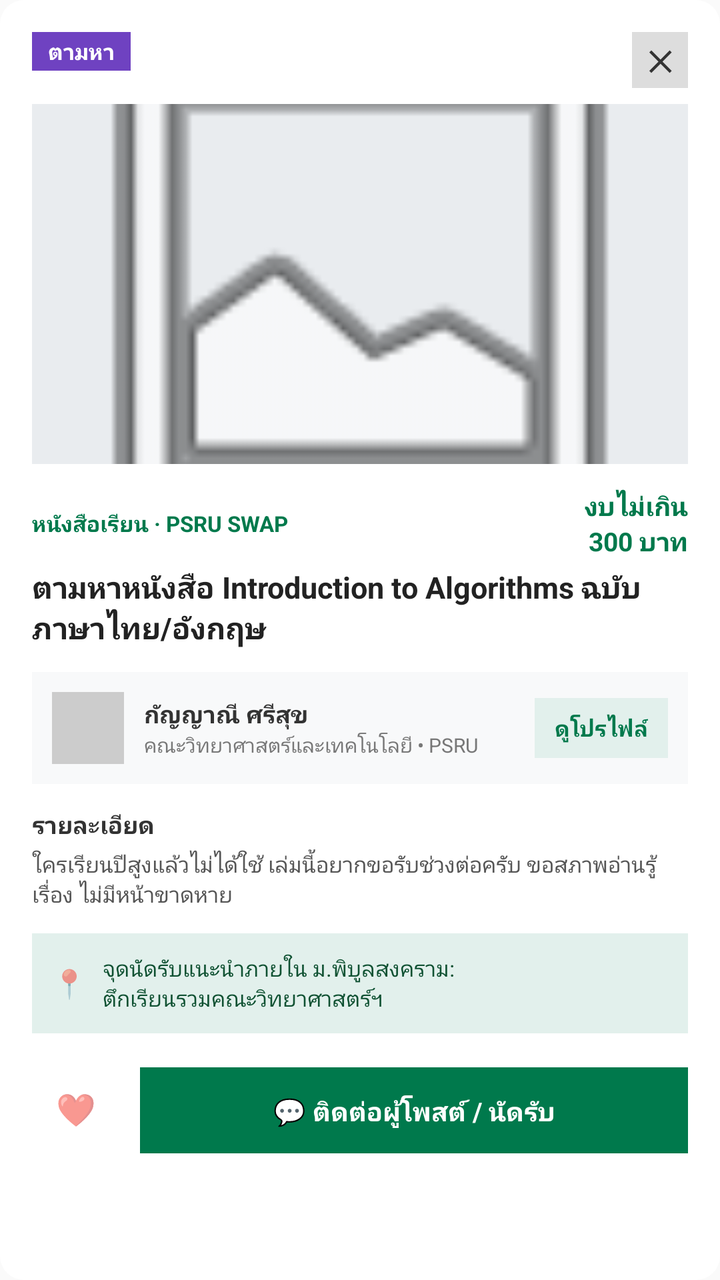
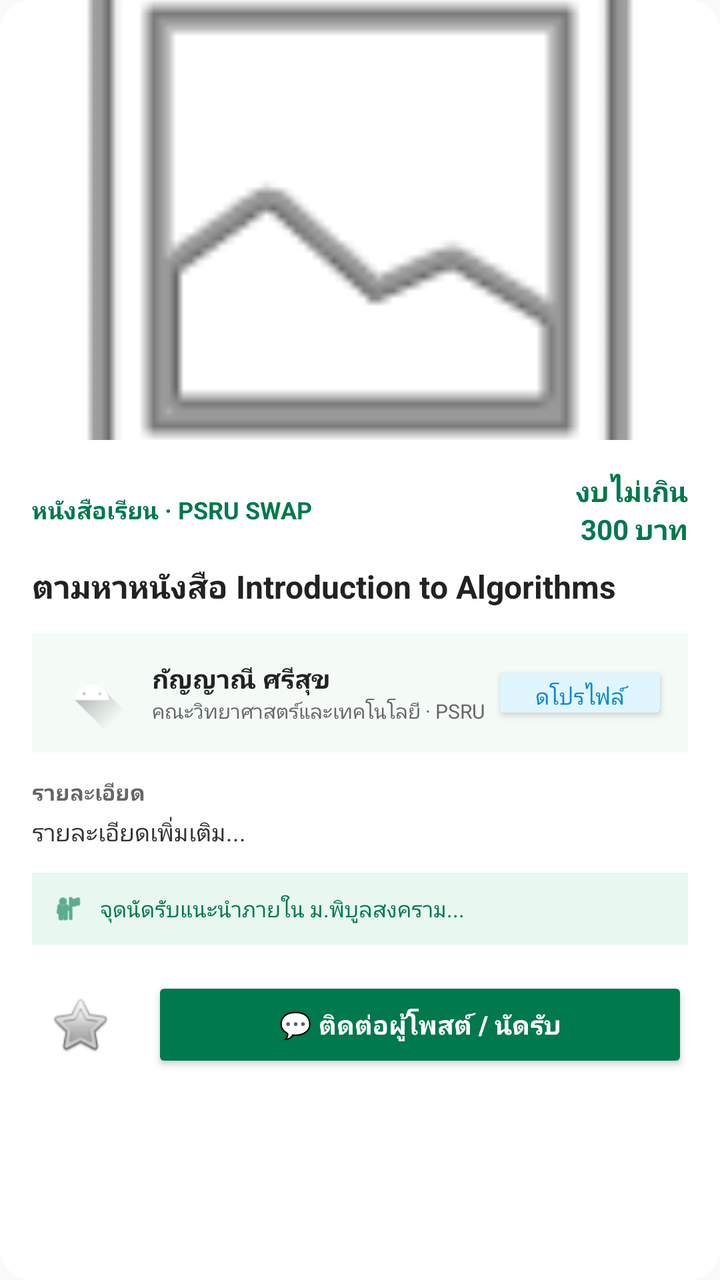

The first picture is an Android layout as it rendered before a commit; the second is the same layout after the commit. The layout source and the unified diff follow.
<!-- AndroidManifest.xml: application theme Theme.AppCompat.Light.NoActionBar -->
<!-- res/layout/dialog_wanted_detail.xml -->
<?xml version="1.0" encoding="utf-8"?>
<LinearLayout xmlns:android="http://schemas.android.com/apk/res/android"
    android:layout_width="match_parent"
    android:layout_height="wrap_content"
    android:layout_marginHorizontal="16dp"
    android:background="@drawable/bg_rounded_card"
    android:orientation="vertical"
    android:padding="16dp">

    
    <RelativeLayout
        android:layout_width="match_parent"
        android:layout_height="wrap_content"
        android:layout_marginBottom="8dp">

        <TextView
            android:layout_width="wrap_content"
            android:layout_height="wrap_content"
            android:background="#6f42c1"
            android:paddingHorizontal="8dp"
            android:paddingVertical="2dp"
            android:text="ตามหา"
            android:textColor="#FFFFFF"
            android:textSize="11sp"
            android:textStyle="bold" />

        <TextView
            android:id="@+id/btnClose"
            android:layout_width="28dp"
            android:layout_height="28dp"
            android:layout_alignParentEnd="true"
            android:background="#DDDDDD"
            android:gravity="center"
            android:text="✕"
            android:textColor="#333333"
            android:textSize="14sp"
            android:textStyle="bold" />
    </RelativeLayout>

    
    <ImageView
        android:layout_width="match_parent"
        android:layout_height="180dp"
        android:layout_marginBottom="12dp"
        android:background="#E9ECEF"
        android:scaleType="centerCrop"
        android:src="@android:drawable/ic_menu_gallery" />

    
    <LinearLayout
        android:layout_width="match_parent"
        android:layout_height="wrap_content"
        android:layout_marginBottom="4dp"
        android:orientation="horizontal"
        android:gravity="center_vertical">

        <TextView
            android:layout_width="0dp"
            android:layout_height="wrap_content"
            android:layout_weight="1"
            android:text="หนังสือเรียน · PSRU SWAP"
            android:textColor="#00794C"
            android:textSize="11sp"
            android:textStyle="bold" />

        <TextView
            android:layout_width="wrap_content"
            android:layout_height="wrap_content"
            android:text="งบไม่เกิน\n300 บาท"
            android:textColor="#00794C"
            android:textSize="13sp"
            android:textStyle="bold"
            android:gravity="end" />
    </LinearLayout>

    
    <TextView
        android:layout_width="match_parent"
        android:layout_height="wrap_content"
        android:layout_marginBottom="12dp"
        android:text="ตามหาหนังสือ Introduction to Algorithms ฉบับภาษาไทย/อังกฤษ"
        android:textColor="#222222"
        android:textSize="15sp"
        android:textStyle="bold" />

    
    <LinearLayout
        android:layout_width="match_parent"
        android:layout_height="wrap_content"
        android:layout_marginBottom="12dp"
        android:background="#F8F9FA"
        android:gravity="center_vertical"
        android:padding="10dp">

        <View
            android:layout_width="36dp"
            android:layout_height="36dp"
            android:layout_marginRight="10dp"
            android:background="#CCCCCC" />

        <LinearLayout
            android:layout_width="0dp"
            android:layout_height="wrap_content"
            android:layout_weight="1"
            android:orientation="vertical">

            <TextView
                android:layout_width="wrap_content"
                android:layout_height="wrap_content"
                android:text="กัญญาณี ศรีสุข"
                android:textColor="#333333"
                android:textSize="12sp"
                android:textStyle="bold" />

            <TextView
                android:layout_width="wrap_content"
                android:layout_height="wrap_content"
                android:text="คณะวิทยาศาสตร์และเทคโนโลยี • PSRU"
                android:textColor="#777777"
                android:textSize="10sp" />
        </LinearLayout>

        <TextView
            android:layout_width="wrap_content"
            android:layout_height="30dp"
            android:background="#E2F0EC"
            android:gravity="center"
            android:paddingHorizontal="10dp"
            android:text="ดูโปรไฟล์"
            android:textColor="#00794C"
            android:textSize="11sp"
            android:textStyle="bold" />
    </LinearLayout>

    
    <TextView
        android:layout_width="wrap_content"
        android:layout_height="wrap_content"
        android:layout_marginBottom="4dp"
        android:text="รายละเอียด"
        android:textColor="#333333"
        android:textSize="12sp"
        android:textStyle="bold" />

    <TextView
        android:layout_width="match_parent"
        android:layout_height="wrap_content"
        android:layout_marginBottom="12dp"
        android:text="ใครเรียนปีสูงแล้วไม่ได้ใช้ เล่มนี้อยากขอรับช่วงต่อครับ ขอสภาพอ่านรู้เรื่อง ไม่มีหน้าขาดหาย"
        android:textColor="#555555"
        android:textSize="11sp" />

    
    <LinearLayout
        android:layout_width="match_parent"
        android:layout_height="wrap_content"
        android:layout_marginBottom="16dp"
        android:background="#E2F0EC"
        android:gravity="center_vertical"
        android:padding="10dp">

        <TextView
            android:layout_width="wrap_content"
            android:layout_height="wrap_content"
            android:layout_marginRight="8dp"
            android:text="📍"
            android:textSize="14sp" />

        <TextView
            android:layout_width="match_parent"
            android:layout_height="wrap_content"
            android:text="จุดนัดรับแนะนำภายใน ม.พิบูลสงคราม:\nตึกเรียนรวมคณะวิทยาศาสตร์ฯ"
            android:textColor="#0F5132"
            android:textSize="11sp" />
    </LinearLayout>

    
    <LinearLayout
        android:layout_width="match_parent"
        android:layout_height="wrap_content"
        android:orientation="horizontal">

        <TextView
            android:layout_width="44dp"
            android:layout_height="44dp"
            android:layout_marginRight="10dp"
            android:background="@drawable/bg_rounded_card"
            android:gravity="center"
            android:text="❤️"
            android:textSize="16sp" />

        <TextView
            android:layout_width="0dp"
            android:layout_height="44dp"
            android:layout_weight="1"
            android:background="#00794C"
            android:gravity="center"
            android:text="💬 ติดต่อผู้โพสต์ / นัดรับ"
            android:textColor="#FFFFFF"
            android:textSize="13sp"
            android:textStyle="bold" />
    </LinearLayout>

</LinearLayout>
<!-- resources referenced by this layout -->
<resources>
  <!-- drawable bg_rounded_card (drawable) -->
  <?xml version="1.0" encoding="utf-8"?>
  <shape xmlns:android="http://schemas.android.com/apk/res/android">
      <solid android:color="#FFFFFF" />
      <corners android:radius="12dp" />
  </shape>
</resources>

<!-- the commit's change to res/layout/dialog_wanted_detail.xml (unified diff, before → after) -->
@@ -2,203 +2,193 @@
 <LinearLayout xmlns:android="http://schemas.android.com/apk/res/android"
     android:layout_width="match_parent"
     android:layout_height="wrap_content"
-    android:layout_marginHorizontal="16dp"
-    android:background="@drawable/bg_rounded_card"
+    android:background="@drawable/bg_dialog_rounded"
     android:orientation="vertical"
-    android:padding="16dp">
+    android:padding="0dp">
 
     
-    <RelativeLayout
+    <FrameLayout
         android:layout_width="match_parent"
-        android:layout_height="wrap_content"
-        android:layout_marginBottom="8dp">
+        android:layout_height="220dp">
 
-        <TextView
-            android:layout_width="wrap_content"
-            android:layout_height="wrap_content"
-            android:background="#6f42c1"
-            android:paddingHorizontal="8dp"
-            android:paddingVertical="2dp"
-            android:text="ตามหา"
-            android:textColor="#FFFFFF"
-            android:textSize="11sp"
-            android:textStyle="bold" />
+        <ImageView
+            android:id="@+id/ivWantedImage"
+            android:layout_width="match_parent"
+            android:layout_height="match_parent"
+            android:scaleType="centerCrop"
+            android:src="@android:drawable/ic_menu_gallery" />
 
-        <TextView
-            android:id="@+id/btnClose"
-            android:layout_width="28dp"
-            android:layout_height="28dp"
-            android:layout_alignParentEnd="true"
-            android:background="#DDDDDD"
-            android:gravity="center"
-            android:text="✕"
-            android:textColor="#333333"
-            android:textSize="14sp"
-            android:textStyle="bold" />
-    </RelativeLayout>
-
-    
-    <ImageView
-        android:layout_width="match_parent"
-        android:layout_height="180dp"
-        android:layout_marginBottom="12dp"
-        android:background="#E9ECEF"
-        android:scaleType="centerCrop"
-        android:src="@android:drawable/ic_menu_gallery" />
+    </FrameLayout>
 
     
     <LinearLayout
         android:layout_width="match_parent"
         android:layout_height="wrap_content"
-        android:layout_marginBottom="4dp"
-        android:orientation="horizontal"
-        android:gravity="center_vertical">
+        android:orientation="vertical"
+        android:padding="16dp">
+
+        <LinearLayout
+            android:layout_width="match_parent"
+            android:layout_height="wrap_content"
+            android:orientation="horizontal"
+            android:gravity="center_vertical"
+            android:layout_marginBottom="8dp">
+
+            <TextView
+                android:id="@+id/tvWantedCategory"
+                android:layout_width="0dp"
+                android:layout_height="wrap_content"
+                android:layout_weight="1"
+                android:text="หนังสือเรียน · PSRU SWAP"
+                android:textColor="#00794C"
+                android:textSize="12sp"
+                android:textStyle="bold" />
+
+            <TextView
+                android:id="@+id/tvWantedBudget"
+                android:layout_width="wrap_content"
+                android:layout_height="wrap_content"
+                android:text="งบไม่เกิน\n300 บาท"
+                android:textAlignment="viewEnd"
+                android:textColor="#00794C"
+                android:textSize="14sp"
+                android:textStyle="bold" />
+        </LinearLayout>
 
         <TextView
-            android:layout_width="0dp"
+            android:id="@+id/tvWantedTitle"
+            android:layout_width="match_parent"
             android:layout_height="wrap_content"
-            android:layout_weight="1"
-            android:text="หนังสือเรียน · PSRU SWAP"
-            android:textColor="#00794C"
-            android:textSize="11sp"
+            android:layout_marginBottom="12dp"
+            android:text="ตามหาหนังสือ Introduction to Algorithms"
+            android:textColor="#222222"
+            android:textSize="16sp"
             android:textStyle="bold" />
+
+        
+        <LinearLayout
+            android:layout_width="match_parent"
+            android:layout_height="wrap_content"
+            android:background="#F4FBF7"
+            android:padding="10dp"
+            android:gravity="center_vertical"
+            android:orientation="horizontal"
+            android:layout_marginBottom="12dp">
+
+            <ImageView
+                android:id="@+id/ivUserProfile"
+                android:layout_width="40dp"
+                android:layout_height="40dp"
+                android:scaleType="centerCrop"
+                android:src="@drawable/ic_launcher_foreground" />
+
+            <LinearLayout
+                android:layout_width="0dp"
+                android:layout_height="wrap_content"
+                android:layout_weight="1"
+                android:layout_marginStart="10dp"
+                android:orientation="vertical">
+
+                <TextView
+                    android:id="@+id/tvUserName"
+                    android:layout_width="wrap_content"
+                    android:layout_height="wrap_content"
+                    android:text="กัญญาณี ศรีสุข"
+                    android:textColor="#222222"
+                    android:textSize="13sp"
+                    android:textStyle="bold" />
+
+                <TextView
+                    android:id="@+id/tvUserFaculty"
+                    android:layout_width="wrap_content"
+                    android:layout_height="wrap_content"
+                    android:text="คณะวิทยาศาสตร์และเทคโนโลยี · PSRU"
+                    android:textColor="#666666"
+                    android:textSize="10sp" />
+            </LinearLayout>
+
+            <Button
+                android:id="@+id/btnViewProfile"
+                android:layout_width="wrap_content"
+                android:layout_height="32dp"
+                android:backgroundTint="#E1F5FE"
+                android:text="ดูโปรไฟล์"
+                android:textColor="#0288D1"
+                android:textSize="11sp"
+                android:insetTop="0dp"
+                android:insetBottom="0dp" />
+        </LinearLayout>
 
         <TextView
             android:layout_width="wrap_content"
             android:layout_height="wrap_content"
-            android:text="งบไม่เกิน\n300 บาท"
-            android:textColor="#00794C"
-            android:textSize="13sp"
+            android:text="รายละเอียด"
+            android:textColor="#666666"
+            android:textSize="11sp"
             android:textStyle="bold"
-            android:gravity="end" />
-    </LinearLayout>
+            android:layout_marginBottom="4dp" />
 
-    
-    <TextView
-        android:layout_width="match_parent"
-        android:layout_height="wrap_content"
-        android:layout_marginBottom="12dp"
-        android:text="ตามหาหนังสือ Introduction to Algorithms ฉบับภาษาไทย/อังกฤษ"
-        android:textColor="#222222"
-        android:textSize="15sp"
-        android:textStyle="bold" />
+        <TextView
+            android:id="@+id/tvWantedDescription"
+            android:layout_width="match_parent"
+            android:layout_height="wrap_content"
+            android:text="รายละเอียดเพิ่มเติม..."
+            android:textColor="#333333"
+            android:textSize="12sp"
+            android:layout_marginBottom="12dp" />
 
-    
-    <LinearLayout
-        android:layout_width="match_parent"
-        android:layout_height="wrap_content"
-        android:layout_marginBottom="12dp"
-        android:background="#F8F9FA"
-        android:gravity="center_vertical"
-        android:padding="10dp">
+        
+        <LinearLayout
+            android:layout_width="match_parent"
+            android:layout_height="wrap_content"
+            android:background="#E8F8F0"
+            android:padding="10dp"
+            android:gravity="center_vertical"
+            android:orientation="horizontal"
+            android:layout_marginBottom="16dp">
 
-        <View
-            android:layout_width="36dp"
-            android:layout_height="36dp"
-            android:layout_marginRight="10dp"
-            android:background="#CCCCCC" />
-
-        <LinearLayout
-            android:layout_width="0dp"
-            android:layout_height="wrap_content"
-            android:layout_weight="1"
-            android:orientation="vertical">
+            <ImageView
+                android:layout_width="16dp"
+                android:layout_height="16dp"
+                android:src="@android:drawable/ic_menu_myplaces"
+                android:tint="#00794C" />
 
             <TextView
-                android:layout_width="wrap_content"
+                android:id="@+id/tvWantedLocation"
+                android:layout_width="match_parent"
                 android:layout_height="wrap_content"
-                android:text="กัญญาณี ศรีสุข"
-                android:textColor="#333333"
-                android:textSize="12sp"
-                android:textStyle="bold" />
-
-            <TextView
-                android:layout_width="wrap_content"
-                android:layout_height="wrap_content"
-                android:text="คณะวิทยาศาสตร์และเทคโนโลยี • PSRU"
-                android:textColor="#777777"
-                android:textSize="10sp" />
+                android:layout_marginStart="8dp"
+                android:text="จุดนัดรับแนะนำภายใน ม.พิบูลสงคราม..."
+                android:textColor="#00794C"
+                android:textSize="11sp" />
         </LinearLayout>
 
-        <TextView
-            android:layout_width="wrap_content"
-            android:layout_height="30dp"
-            android:background="#E2F0EC"
-            android:gravity="center"
-            android:paddingHorizontal="10dp"
-            android:text="ดูโปรไฟล์"
-            android:textColor="#00794C"
-            android:textSize="11sp"
-            android:textStyle="bold" />
-    </LinearLayout>
-
-    
-    <TextView
-        android:layout_width="wrap_content"
-        android:layout_height="wrap_content"
-        android:layout_marginBottom="4dp"
-        android:text="รายละเอียด"
-        android:textColor="#333333"
-        android:textSize="12sp"
-        android:textStyle="bold" />
-
-    <TextView
-        android:layout_width="match_parent"
-        android:layout_height="wrap_content"
-        android:layout_marginBottom="12dp"
-        android:text="ใครเรียนปีสูงแล้วไม่ได้ใช้ เล่มนี้อยากขอรับช่วงต่อครับ ขอสภาพอ่านรู้เรื่อง ไม่มีหน้าขาดหาย"
-        android:textColor="#555555"
-        android:textSize="11sp" />
-
-    
-    <LinearLayout
-        android:layout_width="match_parent"
-        android:layout_height="wrap_content"
-        android:layout_marginBottom="16dp"
-        android:background="#E2F0EC"
-        android:gravity="center_vertical"
-        android:padding="10dp">
-
-        <TextView
-            android:layout_width="wrap_content"
-            android:layout_height="wrap_content"
-            android:layout_marginRight="8dp"
-            android:text="📍"
-            android:textSize="14sp" />
-
-        <TextView
+        
+        <LinearLayout
             android:layout_width="match_parent"
             android:layout_height="wrap_content"
-            android:text="จุดนัดรับแนะนำภายใน ม.พิบูลสงคราม:\nตึกเรียนรวมคณะวิทยาศาสตร์ฯ"
-            android:textColor="#0F5132"
-            android:textSize="11sp" />
+            android:orientation="horizontal"
+            android:gravity="center_vertical">
+
+            <ImageButton
+                android:id="@+id/btnLikeWanted"
+                android:layout_width="48dp"
+                android:layout_height="48dp"
+                android:background="?attr/selectableItemBackgroundBorderless"
+                android:src="@android:drawable/btn_star_big_off" />
+
+            <Button
+                android:id="@+id/btnContactWanted"
+                android:layout_width="0dp"
+                android:layout_height="48dp"
+                android:layout_weight="1"
+                android:layout_marginStart="12dp"
+                android:backgroundTint="#00794C"
+                android:text="💬 ติดต่อผู้โพสต์ / นัดรับ"
+                android:textColor="#FFFFFF"
+                android:textSize="13sp"
+                android:textStyle="bold" />
+        </LinearLayout>
+
     </LinearLayout>
-
-    
-    <LinearLayout
-        android:layout_width="match_parent"
-        android:layout_height="wrap_content"
-        android:orientation="horizontal">
-
-        <TextView
-            android:layout_width="44dp"
-            android:layout_height="44dp"
-            android:layout_marginRight="10dp"
-            android:background="@drawable/bg_rounded_card"
-            android:gravity="center"
-            android:text="❤️"
-            android:textSize="16sp" />
-
-        <TextView
-            android:layout_width="0dp"
-            android:layout_height="44dp"
-            android:layout_weight="1"
-            android:background="#00794C"
-            android:gravity="center"
-            android:text="💬 ติดต่อผู้โพสต์ / นัดรับ"
-            android:textColor="#FFFFFF"
-            android:textSize="13sp"
-            android:textStyle="bold" />
-    </LinearLayout>
-
 </LinearLayout>
<!-- resource entries referenced after the edit -->
@@ -1,10 +1,42 @@
 <!-- resources referenced by this layout -->
 <resources>
-  <!-- drawable bg_rounded_card (drawable) -->
+  <!-- drawable bg_dialog_rounded (drawable) -->
   <?xml version="1.0" encoding="utf-8"?>
-  <shape xmlns:android="http://schemas.android.com/apk/res/android">
+  <shape xmlns:android="http://schemas.android.com/apk/res/android"
+      android:shape="rectangle">
       <solid android:color="#FFFFFF" />
-      <corners android:radius="12dp" />
+      <corners android:radius="16dp" />
   </shape>
+  <!-- drawable ic_launcher_foreground (drawable) -->
+  <vector xmlns:android="http://schemas.android.com/apk/res/android"
+      xmlns:aapt="http://schemas.android.com/aapt"
+      android:width="108dp"
+      android:height="108dp"
+      android:viewportWidth="108"
+      android:viewportHeight="108">
+      <path android:pathData="M31,63.928c0,0 6.4,-11 12.1,-13.1c7.2,-2.6 26,-1.4 26,-1.4l38.1,38.1L107,108.928l-32,-1L31,63.928z">
+          <aapt:attr name="android:fillColor">
+              <gradient
+                  android:endX="85.84757"
+                  android:endY="92.4963"
+                  android:startX="42.9492"
+                  android:startY="49.59793"
+                  android:type="linear">
+                  <item
+                      android:color="#44000000"
+                      android:offset="0.0" />
+                  <item
+                      android:color="#00000000"
+                      android:offset="1.0" />
+              </gradient>
+          </aapt:attr>
+      </path>
+      <path
+          android:fillColor="#FFFFFF"
+          android:fillType="nonZero"
+          android:pathData="M65.3,45.828l3.8,-6.6c0.2,-0.4 0.1,-0.9 -0.3,-1.1c-0.4,-0.2 -0.9,-0.1 -1.1,0.3l-3.9,6.7c-6.3,-2.8 -13.4,-2.8 -19.7,0l-3.9,-6.7c-0.2,-0.4 -0.7,-0.5 -1.1,-0.3C38.8,38.328 38.7,38.828 38.9,39.228l3.8,6.6C36.2,49.428 31.7,56.028 31,63.928h46C76.3,56.028 71.8,49.428 65.3,45.828zM43.4,57.328c-0.8,0 -1.5,-0.5 -1.8,-1.2c-0.3,-0.7 -0.1,-1.5 0.4,-2.1c0.5,-0.5 1.4,-0.7 2.1,-0.4c0.7,0.3 1.2,1 1.2,1.8C45.3,56.528 44.5,57.328 43.4,57.328L43.4,57.328zM64.6,57.328c-0.8,0 -1.5,-0.5 -1.8,-1.2s-0.1,-1.5 0.4,-2.1c0.5,-0.5 1.4,-0.7 2.1,-0.4c0.7,0.3 1.2,1 1.2,1.8C66.5,56.528 65.6,57.328 64.6,57.328L64.6,57.328z"
+          android:strokeWidth="1"
+          android:strokeColor="#00000000" />
+  </vector>
 </resources>
 
